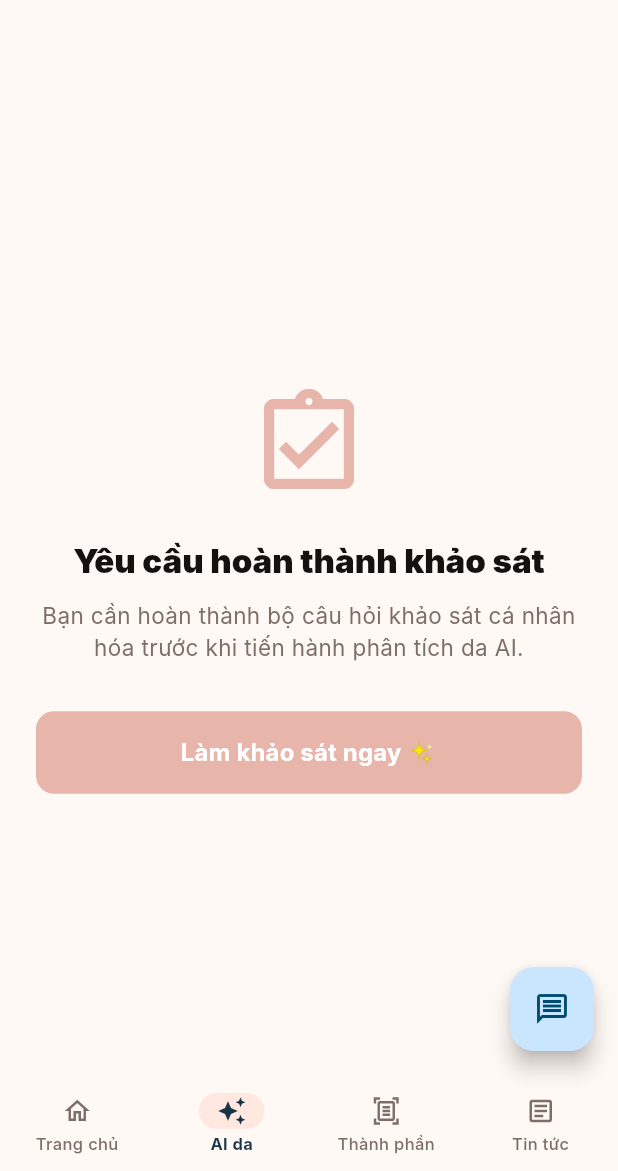
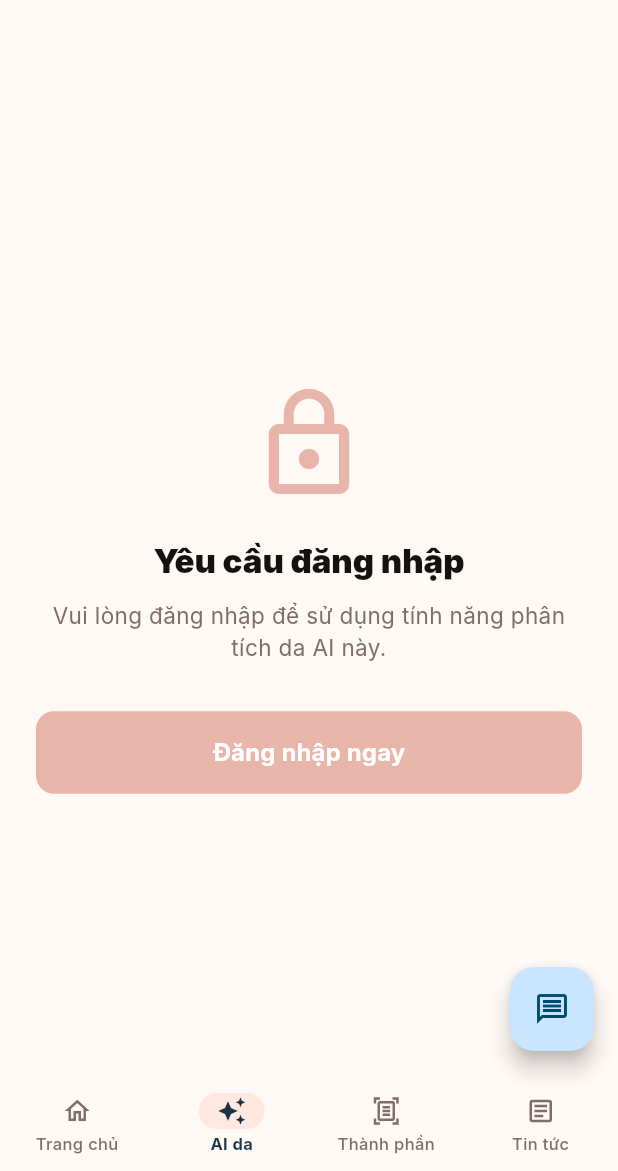
Before and after one commit to ITduow/Belumi_FE, a Flutter app: the SkinAnalysisScreen screen opened by its route, on a phone screen of 412 x 824 dp, the part 65-1236 px from its top. Run offline on Flutter 3.47's test engine with Material 3 defaults, Android fonts, the phone set to English and light mode, and no system bars; our stand-ins replace camera, cloud_firestore, dio, firebase_auth, firebase_core, fl_chart and 6 more; missing offline and left inert: dart:html, google_mlkit_text_recognition; accounts and stored records are empty; Roboto replaces fonts that are missing (Inter).

Commit message:
feat(fe): add auth check for skin analysis and pagination for recommended products

```diff
--- a/lib/presentation/screens/skin_analysis_screen.dart
+++ b/lib/presentation/screens/skin_analysis_screen.dart
@@ -10,6 +10,7 @@
 import '../../core/platform/skin_image_picker.dart';
 import '../../data/models/belumi_models.dart';
 import '../../data/repositories/belumi_repository.dart';
+import '../../features/auth/application/auth_controller.dart';
 import '../../features/onboarding/onboarding_quiz_sheet.dart';
 import '../widgets/belumi_luxury.dart';
 
@@ -83,6 +84,84 @@
   @override
   Widget build(BuildContext context) {
     final locale = ref.watch(appLocaleProvider);
+    final authState = ref.watch(authControllerProvider);
+    final user = authState.valueOrNull;
+
+    ref.listen(authControllerProvider, (prev, next) {
+      final prevUser = prev?.valueOrNull;
+      final nextUser = next.valueOrNull;
+      if (prevUser == null && nextUser != null) {
+        _loadBeautyProfile();
+      }
+    });
+
+    if (user == null) {
+      return Scaffold(
+        backgroundColor: const Color(0xFFFFF9F5),
+        appBar: AppBar(
+          backgroundColor: Colors.transparent,
+          elevation: 0,
+          automaticallyImplyLeading: false,
+        ),
+        body: Padding(
+          padding: const EdgeInsets.symmetric(horizontal: 24),
+          child: Column(
+            mainAxisAlignment: MainAxisAlignment.center,
+            children: [
+              const Icon(
+                Icons.lock_outline,
+                size: 80,
+                color: BelumiLuxury.rose,
+              ),
+              const SizedBox(height: 24),
+              Text(
+                isVi
+                    ? 'Yêu cầu đăng nhập'
+                    : 'Authentication required',
+                textAlign: TextAlign.center,
+                style: Theme.of(context).textTheme.titleLarge?.copyWith(
+                      fontWeight: FontWeight.w900,
+                      color: BelumiLuxury.black,
+                    ),
+              ),
+              const SizedBox(height: 12),
+              Text(
+                isVi
+                    ? 'Vui lòng đăng nhập để sử dụng tính năng phân tích da AI này.'
+                    : 'Please log in to use this AI skin analysis feature.',
+                textAlign: TextAlign.center,
+                style: const TextStyle(
+                  color: BelumiLuxury.muted,
+                  fontSize: 15,
+                  height: 1.4,
+                ),
+              ),
+              const SizedBox(height: 32),
+              SizedBox(
+                width: double.infinity,
+                child: FilledButton(
+                  onPressed: () {
+                    context.go('/login');
+                  },
+                  style: FilledButton.styleFrom(
+                    backgroundColor: BelumiLuxury.rose,
+                    foregroundColor: Colors.white,
+                    padding: const EdgeInsets.symmetric(vertical: 16),
+                    shape: RoundedRectangleBorder(
+                      borderRadius: BorderRadius.circular(12),
+                    ),
+                  ),
+                  child: Text(
+                    isVi ? 'Đăng nhập ngay' : 'Log in now',
+                    style: const TextStyle(fontWeight: FontWeight.bold, fontSize: 16),
+                  ),
+                ),
+              ),
+            ],
+          ),
+        ),
+      );
+    }
 
     // 1. Loading state
     if (_hasProfile == null) {
@@ -2598,6 +2677,7 @@
 
 class _RecommendedProductsViewState extends State<_RecommendedProductsView> {
   List<Product>? _suitableProducts;
+  int _visibleCount = 25;
 
   @override
   void initState() {
@@ -2634,6 +2714,9 @@
     if (_suitableProducts!.isEmpty) {
       return const SizedBox.shrink();
     }
+
+    final hasMore = _suitableProducts!.length > _visibleCount;
+    final itemCount = hasMore ? _visibleCount + 1 : _suitableProducts!.length;
 
     return Column(
       crossAxisAlignment: CrossAxisAlignment.start,
@@ -2651,9 +2734,48 @@
           height: 180,
           child: ListView.separated(
             scrollDirection: Axis.horizontal,
-            itemCount: _suitableProducts!.length,
+            itemCount: itemCount,
             separatorBuilder: (context, index) => const SizedBox(width: 12),
             itemBuilder: (context, index) {
+              if (index == _visibleCount) {
+                return GestureDetector(
+                  onTap: () {
+                    setState(() {
+                      _visibleCount += 25;
+                    });
+                  },
+                  child: Container(
+                    width: 120,
+                    decoration: BoxDecoration(
+                      color: Colors.white,
+                      borderRadius: BorderRadius.circular(12),
+                      border: Border.all(color: const Color(0xFFF1DFD8)),
+                    ),
+                    child: Center(
+                      child: Column(
+                        mainAxisAlignment: MainAxisAlignment.center,
+                        children: [
+                          const Icon(
+                            Icons.add_circle_outline,
+                            color: BelumiLuxury.rose,
+                            size: 32,
+                          ),
+                          const SizedBox(height: 8),
+                          Text(
+                            isVi ? 'Xem thêm' : 'See more',
+                            style: const TextStyle(
+                              fontSize: 12,
+                              fontWeight: FontWeight.bold,
+                              color: BelumiLuxury.rose,
+                            ),
+                          ),
+                        ],
+                      ),
+                    ),
+                  ),
+                );
+              }
+
               final product = _suitableProducts![index];
               return GestureDetector(
                 onTap: () => _showDetail(context, product),
```
